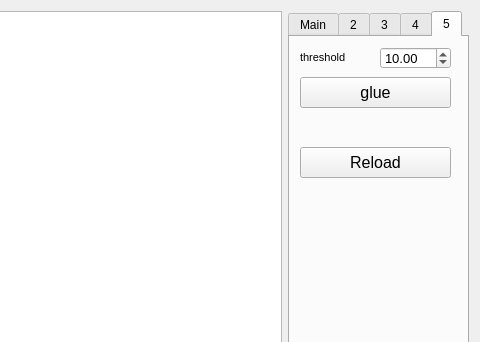
faystmax/ComputerVision, file Gui/mainwindow.ui: the form before one commit; both pictures show x 662 to 1142 and y 0 to 342 of the 1142 by 595 pixel window.
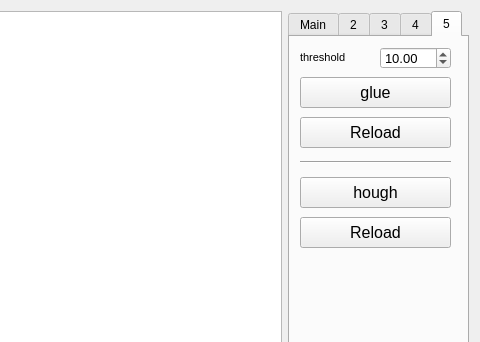
The form after the commit. Icons and pictures are not drawn.

What changed in the file:
```diff
--- a/Gui/mainwindow.ui
+++ b/Gui/mainwindow.ui
@@ -1204,7 +1204,58 @@
         <property name="geometry">
          <rect>
           <x>10</x>
+          <y>80</y>
+          <width>151</width>
+          <height>31</height>
+         </rect>
+        </property>
+        <property name="font">
+         <font>
+          <family>Arial</family>
+          <pointsize>12</pointsize>
+         </font>
+        </property>
+        <property name="text">
+         <string>Reload</string>
+        </property>
+       </widget>
+       <widget class="Line" name="line_3">
+        <property name="geometry">
+         <rect>
+          <x>10</x>
           <y>110</y>
+          <width>151</width>
+          <height>31</height>
+         </rect>
+        </property>
+        <property name="orientation">
+         <enum>Qt::Horizontal</enum>
+        </property>
+       </widget>
+       <widget class="QPushButton" name="houghButton">
+        <property name="geometry">
+         <rect>
+          <x>10</x>
+          <y>140</y>
+          <width>151</width>
+          <height>31</height>
+         </rect>
+        </property>
+        <property name="font">
+         <font>
+          <family>Arial</family>
+          <pointsize>12</pointsize>
+         </font>
+        </property>
+        <property name="text">
+         <string>hough</string>
+        </property>
+       </widget>
+       <widget class="QPushButton" name="reloadHoughButton">
+        <property name="geometry">
+         <rect>
+          <x>10</x>
+          <y>180</y>
           <width>151</width>
           <height>31</height>
          </rect>
```
